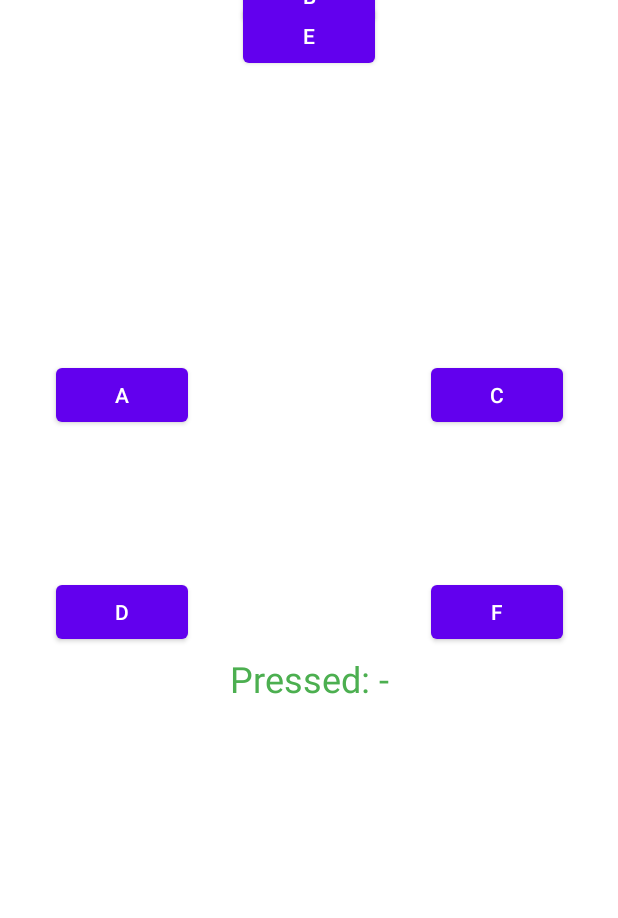
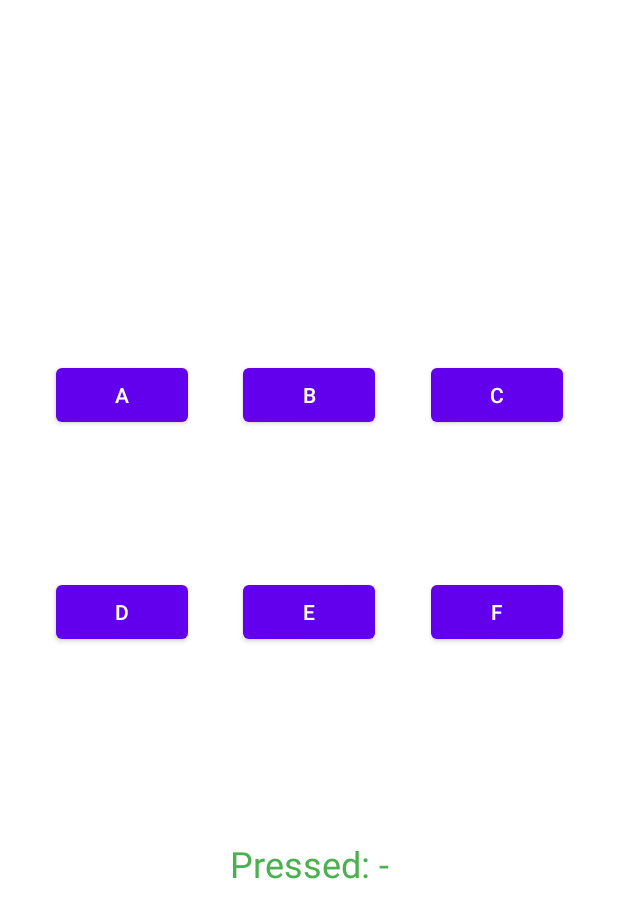
Before and after one commit to jovianebellegarde/NUMAD22Sp_JovianeBellegarde, an Android app: the layout activity_second.xml on its own in the app's theme, with its tools: preview values and no code run, on a phone screen of 412 x 824 dp. Shown: the top 918 px of the screen. Run offline under Robolectric (Android 15) with nearby library versions, the phone set to English and light mode, and no system bars.

Commit message:
finally centered the button and text again

```diff
--- a/app/src/main/res/layout/activity_second.xml
+++ b/app/src/main/res/layout/activity_second.xml
@@ -10,6 +10,7 @@
         android:id="@+id/textView2"
         android:layout_width="wrap_content"
         android:layout_height="wrap_content"
+        android:layout_marginBottom="232dp"
         android:text="@string/pressed"
         android:textAllCaps="false"
         android:textColor="#4CAF50"
@@ -18,8 +19,6 @@
         app:layout_constraintEnd_toEndOf="parent"
         app:layout_constraintHorizontal_bias="0.5"
         app:layout_constraintStart_toStartOf="parent"
-        app:layout_constraintTop_toBottomOf="@+id/buttonE"
-        app:layout_constraintVertical_bias="0.522"
         tools:ignore="MissingConstraints" />
 
     <Button
@@ -75,11 +74,12 @@
         android:id="@+id/buttonE"
         android:layout_width="wrap_content"
         android:layout_height="wrap_content"
+        android:layout_marginBottom="392dp"
         android:text="@string/e"
+        app:layout_constraintBottom_toBottomOf="parent"
         app:layout_constraintEnd_toStartOf="@+id/buttonF"
         app:layout_constraintHorizontal_bias="0.5"
-        app:layout_constraintStart_toEndOf="@+id/buttonD"
-        tools:layout_editor_absoluteY="291dp" />
+        app:layout_constraintStart_toEndOf="@+id/buttonD" />
 
     <Button
         android:id="@+id/buttonF"
@@ -97,13 +97,33 @@
         android:layout_width="wrap_content"
         android:layout_height="wrap_content"
         android:orientation="horizontal"
-        app:layout_constraintGuide_begin="20dp" />
+        app:layout_constraintEnd_toEndOf="parent"
+        app:layout_constraintGuide_begin="20dp"
+        app:layout_constraintHorizontal_bias="0.5"
+        app:layout_constraintStart_toStartOf="parent" />
 
     <androidx.constraintlayout.widget.Guideline
         android:id="@+id/guideline2"
         android:layout_width="wrap_content"
         android:layout_height="wrap_content"
         android:orientation="vertical"
+        app:layout_constraintEnd_toEndOf="parent"
+        app:layout_constraintGuide_begin="20dp"
+        app:layout_constraintHorizontal_bias="0.5"
+        app:layout_constraintStart_toStartOf="parent" />
+
+    <androidx.constraintlayout.widget.Guideline
+        android:id="@+id/guideline3"
+        android:layout_width="wrap_content"
+        android:layout_height="wrap_content"
+        android:orientation="vertical"
+        app:layout_constraintGuide_begin="20dp" />
+
+    <androidx.constraintlayout.widget.Guideline
+        android:id="@+id/guideline4"
+        android:layout_width="wrap_content"
+        android:layout_height="wrap_content"
+        android:orientation="horizontal"
         app:layout_constraintGuide_begin="20dp" />
 
 </androidx.constraintlayout.widget.ConstraintLayout>
```
